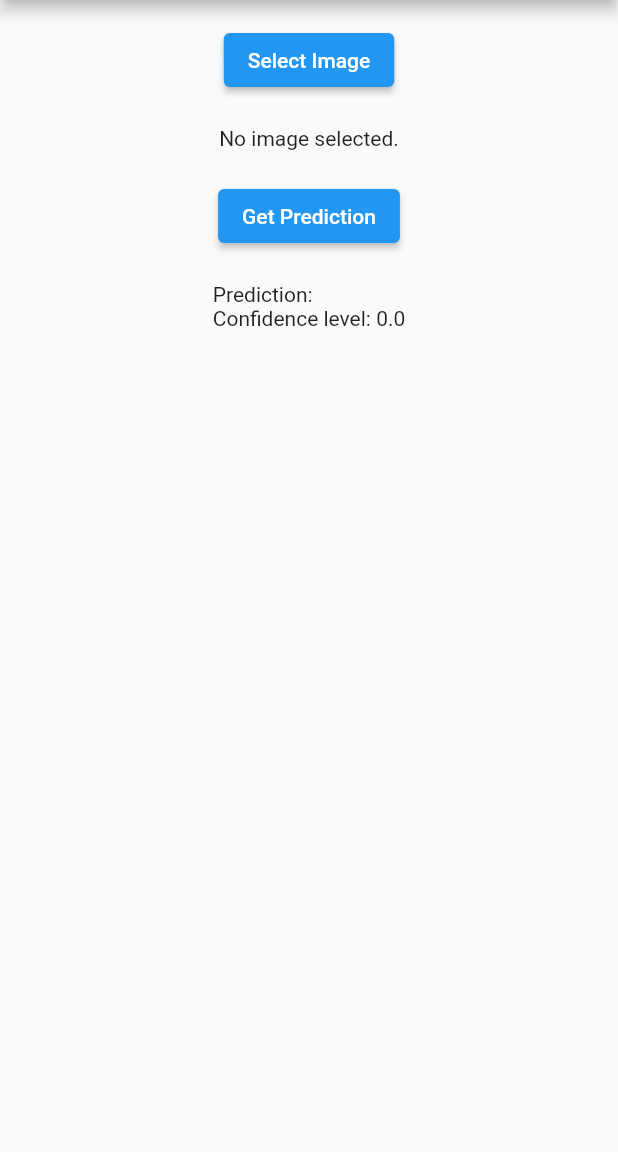
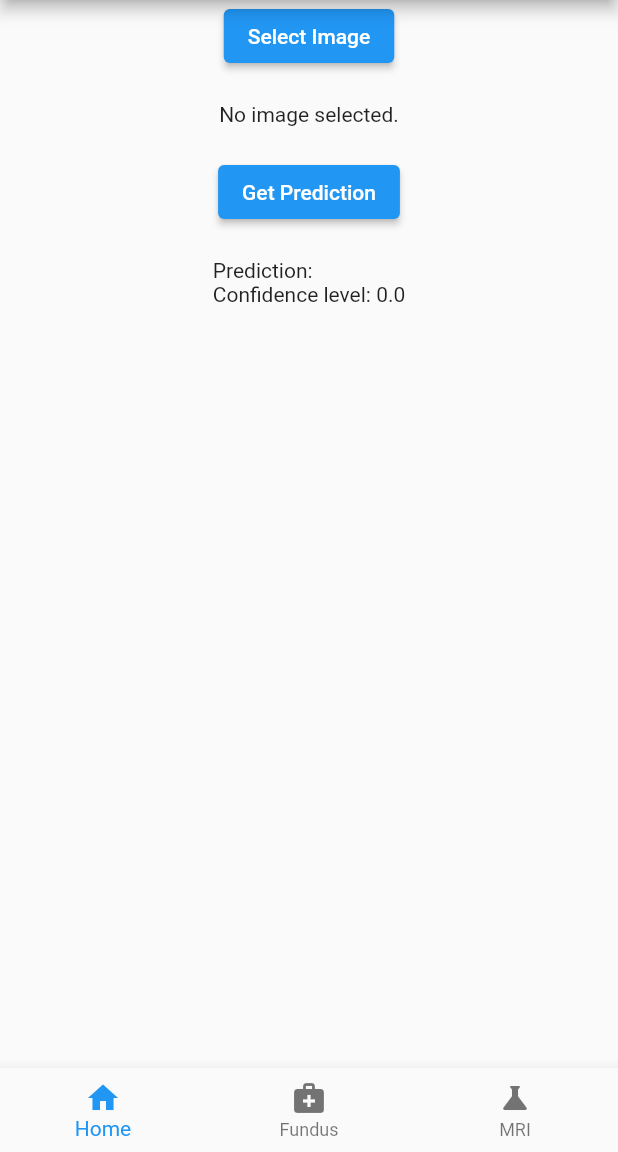
Before and after one commit to Abhay-Lejith/ML_App, a Flutter app: the screen it shows after launch, after a tap on "Select Image", on a phone screen of 412 x 824 dp, the part 84-1236 px from its top. Run offline on Flutter 3.47's test engine with Material 2 defaults, Android fonts, the phone set to English and light mode, and no system bars; our stand-ins replace file_picker; missing offline and left inert: dart:ffi.

Commit message:
made a navigation bar and applied all select image get prediction in other 2 menu windows

```diff
--- a/lib/main.dart
+++ b/lib/main.dart
@@ -16,7 +16,58 @@ class MyApp extends StatefulWidget {
 }
 
 class _MyAppState extends State<MyApp> {
-  //final TextEditingController _inputController = TextEditingController();
+  int _currentIndex = 0;
+
+  void _onTabTapped(int index) {
+    setState(() {
+      _currentIndex = index;
+    });
+  }
+
+  @override
+  Widget build(BuildContext context) {
+    return MaterialApp(
+      home: Scaffold(
+        appBar: AppBar(
+          title: Center(child: const Text('Image Classifier App')),
+        ),
+        body: IndexedStack(
+          index: _currentIndex,
+          children: [
+            HomeScreen(),
+            FundusScreen(),
+            MRIScreen(),
+          ],
+        ),
+        bottomNavigationBar: BottomNavigationBar(
+          currentIndex: _currentIndex,
+          onTap: _onTabTapped,
+          items: [
+            BottomNavigationBarItem(
+              icon: Icon(Icons.home),
+              label: 'Home',
+            ),
+            BottomNavigationBarItem(
+              icon: Icon(Icons.medical_services),
+              label: 'Fundus',
+            ),
+            BottomNavigationBarItem(
+              icon: Icon(Icons.science),
+              label: 'MRI',
+            ),
+          ],
+        ),
+      ),
+    );
+  }
+}
+
+class HomeScreen extends StatefulWidget {
+  @override
+  _HomeScreenState createState() => _HomeScreenState();
+}
+
+class _HomeScreenState extends State<HomeScreen> {
   String _prediction = '';
   double _confidence = 0.0;
   File? _selectedImage;
@@ -30,7 +81,6 @@ class _MyAppState extends State<MyApp> {
     final apiUrl = Uri.parse('http://127.0.0.1:5000/predict');
 
     try {
-      // Encode the selected image as bytes and send it in the request.
       final List<int> imageBytes = _selectedImage!.readAsBytesSync();
 
       final response = await http.post(
@@ -44,8 +94,6 @@ class _MyAppState extends State<MyApp> {
         setState(() {
           _prediction = data['predicted_class'];
           _confidence = data['confidence'];
-
-          // _confidence = data['confidence'];
         });
       } else {
         throw Exception('Failed to make a prediction.');
@@ -71,50 +119,223 @@ class _MyAppState extends State<MyApp> {
 
   @override
   Widget build(BuildContext context) {
-    return MaterialApp(
-      home: Scaffold(
-        appBar: AppBar(
-          title: Center(child: const Text('Image Classifier App')),
-        ),
-        body: Padding(
-          padding: const EdgeInsets.all(16.0),
-          child: Center(
+    return Center(
       child: Column(
-              crossAxisAlignment: CrossAxisAlignment.start,
+        crossAxisAlignment: CrossAxisAlignment.center,
         children: [
-                Center(
-                  child: ElevatedButton(
+          ElevatedButton(
             onPressed: _selectImage,
             child: const Text('Select Image'),
           ),
-                ),
           const SizedBox(height: 20),
           if (_selectedImage != null)
-                  Center(
-                    child: Image.file(
+            Image.file(
               _selectedImage!,
               height: 200,
               width: 200,
-                    ),
             )
           else
-                  Center(child: const Text('No image selected.')),
-                Center(child: SizedBox(height: 20)),
-                Center(
-                  child: ElevatedButton(
+            const Text('No image selected.'),
+          const SizedBox(height: 20),
+          ElevatedButton(
             onPressed: _makePrediction,
             child: const Text('Get Prediction'),
           ),
-                ),
           const SizedBox(height: 20),
-                Center(
-                    child: Text(
-                        'Prediction: $_prediction \nConfidence level: $_confidence')),
+          Text('Prediction: $_prediction \nConfidence level: $_confidence'),
         ],
-            ),
-          ),
-        ),
       ),
     );
   }
 }
+
+class FundusScreen extends StatefulWidget {
+  @override
+  _FundusScreenState createState() => _FundusScreenState();
+}
+
+class _FundusScreenState extends State<FundusScreen> {
+  String _prediction = '';
+  double _confidence = 0.0;
+  File? _selectedImage;
+
+  Future<void> _makePrediction() async {
+    if (_selectedImage == null) {
+      print('No image selected.');
+      return;
+    }
+
+    final apiUrl = Uri.parse('http://127.0.0.1:5000/predict');
+
+    try {
+      final List<int> imageBytes = _selectedImage!.readAsBytesSync();
+
+      final response = await http.post(
+        apiUrl,
+        body: jsonEncode({'image_bytes': base64Encode(imageBytes)}),
+        headers: {'Content-Type': 'application/json'},
+      );
+
+      if (response.statusCode == 200) {
+        final data = jsonDecode(response.body);
+        setState(() {
+          _prediction = data['predicted_class'];
+          _confidence = data['confidence'];
+        });
+      } else {
+        throw Exception('Failed to make a prediction.');
+      }
+    } catch (e) {
+      print('Error: $e');
+    }
+  }
+
+  Future<void> _selectImage() async {
+    FilePickerResult? result = await FilePicker.platform.pickFiles(
+      type: FileType.image,
+    );
+
+    if (result != null) {
+      setState(() {
+        _selectedImage = File(result.files.single.path!);
+        _prediction = '';
+        _confidence; // Clear any previous prediction.
+      });
+    }
+  }
+
+  @override
+  Widget build(BuildContext context) {
+    return Center(
+      child: Column(
+        crossAxisAlignment: CrossAxisAlignment.center,
+        children: [
+          Center(
+            child: Text(
+              'Fundus Image Classifier',
+              style: TextStyle(
+                fontSize: 24, // Set your desired font size
+                fontWeight: FontWeight.bold, // You can customize the style
+              ),
+            ),
+          ),
+          ElevatedButton(
+            onPressed: _selectImage,
+            child: const Text('Select Image'),
+          ),
+          const SizedBox(height: 20),
+          if (_selectedImage != null)
+            Image.file(
+              _selectedImage!,
+              height: 200,
+              width: 200,
+            )
+          else
+            const Text('No image selected.'),
+          const SizedBox(height: 20),
+          ElevatedButton(
+            onPressed: _makePrediction,
+            child: const Text('Get Prediction'),
+          ),
+          const SizedBox(height: 20),
+          Text('Prediction: $_prediction \nConfidence level: $_confidence'),
+        ],
+      ),
+    );
+  }
+}
+
+class MRIScreen extends StatefulWidget {
+  _MRIScreenState createState() => _MRIScreenState();
+}
+
+class _MRIScreenState extends State<MRIScreen> {
+  String _prediction = '';
+  double _confidence = 0.0;
+  File? _selectedImage;
+
+  Future<void> _makePrediction() async {
+    if (_selectedImage == null) {
+      print('No image selected.');
+      return;
+    }
+
+    final apiUrl = Uri.parse('http://127.0.0.1:5000/predict');
+
+    try {
+      final List<int> imageBytes = _selectedImage!.readAsBytesSync();
+
+      final response = await http.post(
+        apiUrl,
+        body: jsonEncode({'image_bytes': base64Encode(imageBytes)}),
+        headers: {'Content-Type': 'application/json'},
+      );
+
+      if (response.statusCode == 200) {
+        final data = jsonDecode(response.body);
+        setState(() {
+          _prediction = data['predicted_class'];
+          _confidence = data['confidence'];
+        });
+      } else {
+        throw Exception('Failed to make a prediction.');
+      }
+    } catch (e) {
+      print('Error: $e');
+    }
+  }
+
+  Future<void> _selectImage() async {
+    FilePickerResult? result = await FilePicker.platform.pickFiles(
+      type: FileType.image,
+    );
+
+    if (result != null) {
+      setState(() {
+        _selectedImage = File(result.files.single.path!);
+        _prediction = '';
+        _confidence; // Clear any previous prediction.
+      });
+    }
+  }
+
+  @override
+  Widget build(BuildContext context) {
+    return Center(
+      child: Column(
+        crossAxisAlignment: CrossAxisAlignment.center,
+        children: [
+          Center(
+            child: Text(
+              'MRI Image Classifier',
+              style: TextStyle(
+                fontSize: 24, // Set your desired font size
+                fontWeight: FontWeight.bold, // You can customize the style
+              ),
+            ),
+          ),
+          ElevatedButton(
+            onPressed: _selectImage,
+            child: const Text('Select Image'),
+          ),
+          const SizedBox(height: 20),
+          if (_selectedImage != null)
+            Image.file(
+              _selectedImage!,
+              height: 200,
+              width: 200,
+            )
+          else
+            const Text('No image selected.'),
+          const SizedBox(height: 20),
+          ElevatedButton(
+            onPressed: _makePrediction,
+            child: const Text('Get Prediction'),
+          ),
+          const SizedBox(height: 20),
+          Text('Prediction: $_prediction \nConfidence level: $_confidence'),
+        ],
+      ),
+    );
+  }
+}
```
Lines whose indentation alone changed are shown as unchanged.
